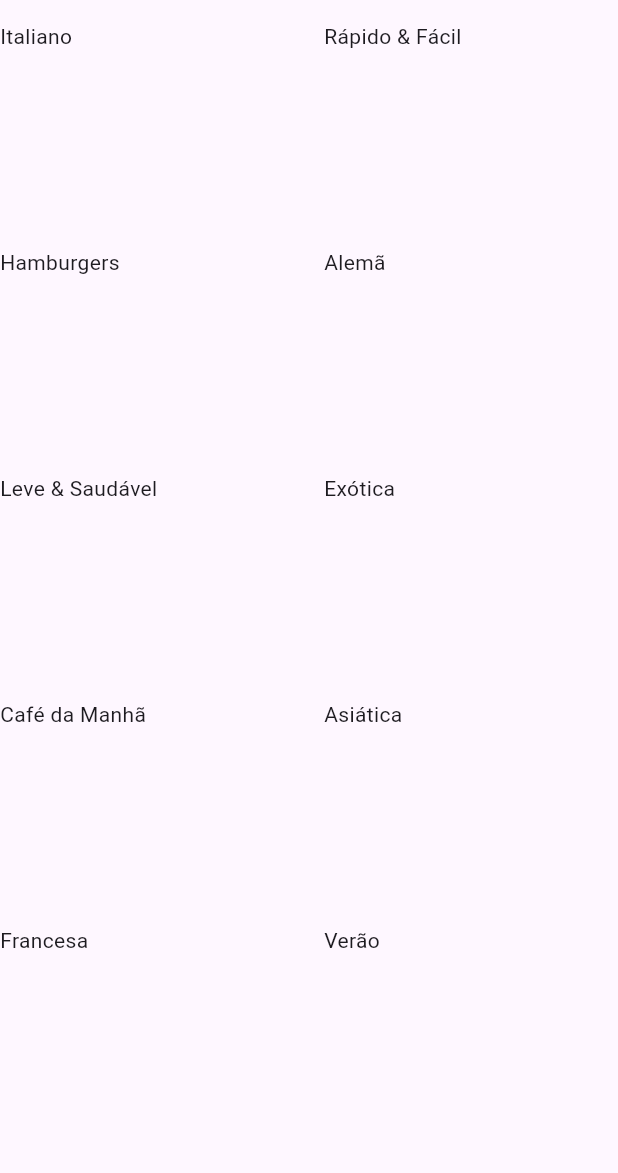
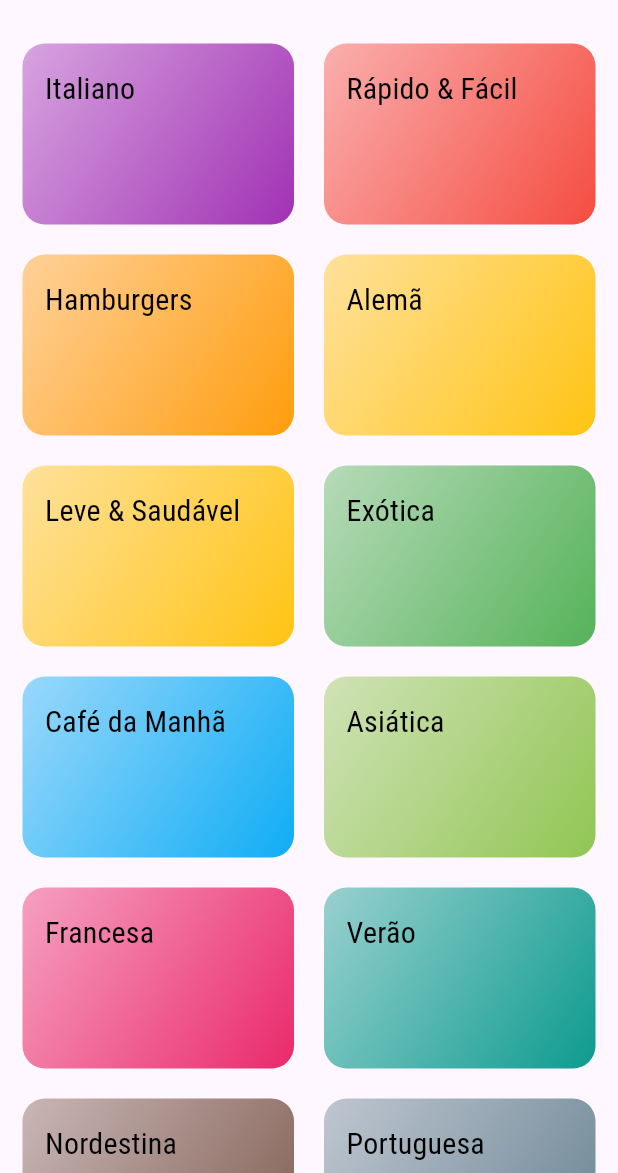
Before and after one commit to jonkstro/cod3r-vamos-cozinhar, a Flutter app: the screen it shows after launch, on a phone screen of 412 x 824 dp, the part 63-1236 px from its top. Run offline on Flutter 3.47's test engine with Material 3 defaults, Android fonts, the light colour scheme and no system bars.

Commit message:
Aula 181 e 182 - Temas e Estilos
- Adicionado estilização do container, usando cores com gradiente e arredondando as bordas
- Adicionado padding no GridView do CategoriesScreen
- Adicionado mais 2 itens no mock pra testar pagina de rolagem
- Adicionado fontes estilizadas (Raleway e RobotoCondensed) na pasta assets/fonts e no pubspec.yaml
- Adicionado tema no arquivo main
- Alterado o texto no componente CategoryItem

```diff
--- a/lib/components/category_item.dart
+++ b/lib/components/category_item.dart
@@ -9,7 +9,25 @@ class CategoryItem extends StatelessWidget {
   @override
   Widget build(BuildContext context) {
     return Container(
-      child: Text(category.title),
+      /// Estilizando o container, com cores gradientes
+      decoration: BoxDecoration(
+        borderRadius: BorderRadius.circular(15),
+        gradient: LinearGradient(
+          colors: [
+            category.color.withOpacity(0.40),
+            category.color.withOpacity(0.95),
+          ],
+          begin: Alignment.topLeft,
+          end: Alignment.bottomRight,
+        ),
+      ),
+      child: Padding(
+        padding: const EdgeInsets.all(15.0),
+        child: Text(
+          category.title,
+          style: Theme.of(context).textTheme.titleMedium,
+        ),
+      ),
     );
   }
 }
--- a/lib/data/dummy_data.dart
+++ b/lib/data/dummy_data.dart
@@ -53,4 +53,14 @@ List<Category> DUMMY_CATEGORIES = [
     title: 'Verão',
     color: Colors.teal,
   ),
+  Category(
+    id: 'c11',
+    title: 'Nordestina',
+    color: Colors.brown,
+  ),
+  Category(
+    id: 'c12',
+    title: 'Portuguesa',
+    color: Colors.blueGrey,
+  ),
 ];
--- a/lib/main.dart
+++ b/lib/main.dart
@@ -10,9 +10,27 @@ class MyApp extends StatelessWidget {
 
   @override
   Widget build(BuildContext context) {
+    /// Variavel que vai definir o tema de cor
+    final ThemeData tema = ThemeData();
     return MaterialApp(
-      title: 'Flutter Demo',
-      theme: ThemeData(),
+      /// Definindo as cores primarias e secundarias.
+      theme: tema.copyWith(
+        colorScheme: tema.colorScheme.copyWith(
+          primary: Colors.pink,
+          secondary: Colors.amber,
+        ),
+        textTheme: tema.textTheme.copyWith(
+          titleMedium: TextStyle(
+            color: Colors.black,
+            fontSize: 20 * MediaQuery.of(context).textScaleFactor,
+            fontFamily: 'RobotoCondensed',
+          ),
+          bodyMedium: TextStyle(
+            fontSize: 16 * MediaQuery.of(context).textScaleFactor,
+            fontFamily: 'Raleway',
+          ),
+        ),
+      ),
       home: const CategoriesScreen(),
     );
   }
--- a/lib/screens/categories_screen.dart
+++ b/lib/screens/categories_screen.dart
@@ -13,6 +13,7 @@ class CategoriesScreen extends StatelessWidget {
         title: const Text('Vamos Cozinhar?'),
       ),
       body: GridView(
+        padding: const EdgeInsets.all(15),
         gridDelegate: const SliverGridDelegateWithMaxCrossAxisExtent(
           maxCrossAxisExtent: 200,
 
```
Also changed, not shown: pubspec.yaml (+19 -11 lines), assets/fonts/Raleway-Black.ttf (added), assets/fonts/Raleway-Bold.ttf (added), assets/fonts/Raleway-Regular.ttf (added), assets/fonts/RobotoCondensed-Bold.ttf (added), assets/fonts/RobotoCondensed-Italic.ttf (added), assets/fonts/RobotoCondensed-Light.ttf (added), assets/fonts/RobotoCondensed-Regular.ttf (added).
